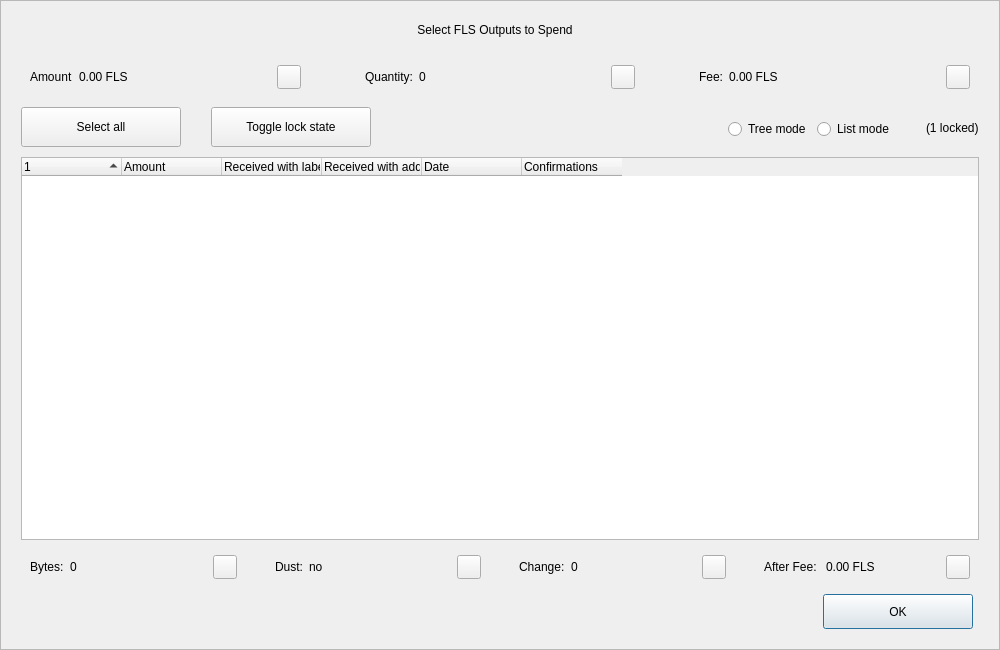
Above: src/qt/forms/coincontroldialog.ui from Liquid369/blank before the change. Below: the same form after it.
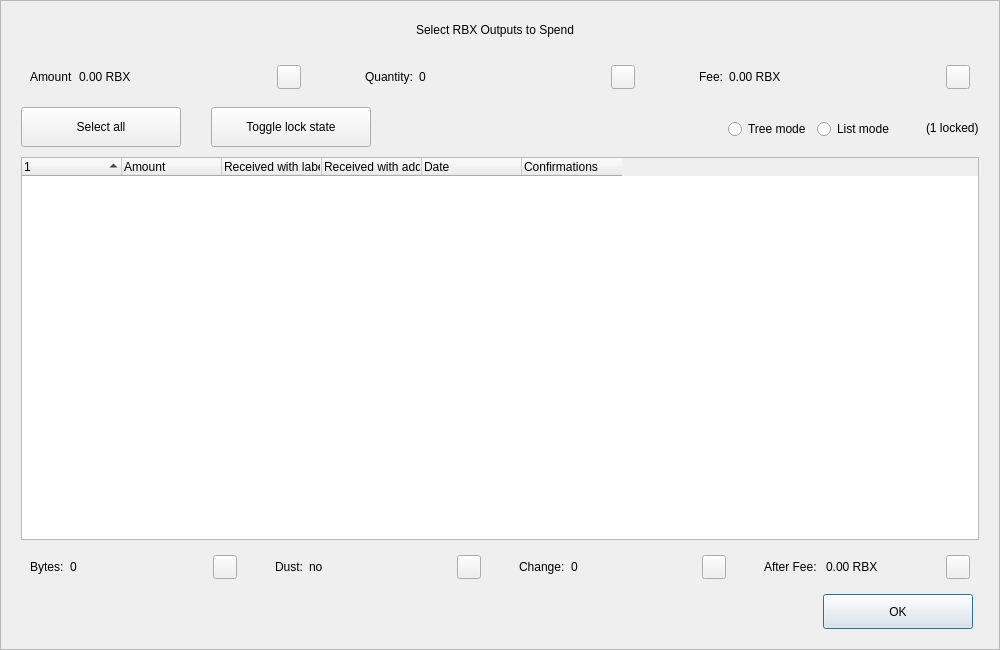
That is the form after the change. Custom widgets are drawn as their Qt base class.

What changed in the file:
```diff
--- a/src/qt/forms/coincontroldialog.ui
+++ b/src/qt/forms/coincontroldialog.ui
@@ -98,7 +98,7 @@
            </size>
           </property>
           <property name="text">
-           <string>Select FLS Outputs to Spend</string>
+           <string>Select RBX Outputs to Spend</string>
           </property>
           <property name="alignment">
            <set>Qt::AlignCenter</set>
@@ -144,7 +144,7 @@
            <item>
             <widget class="QLabel" name="labelCoinControlAmount">
              <property name="text">
-              <string>0.00 FLS</string>
+              <string>0.00 RBX</string>
              </property>
             </widget>
            </item>
@@ -268,7 +268,7 @@
            <item>
             <widget class="QLabel" name="labelCoinControlFee">
              <property name="text">
-              <string>0.00 FLS</string>
+              <string>0.00 RBX</string>
              </property>
             </widget>
            </item>
@@ -729,7 +729,7 @@
            <item>
             <widget class="QLabel" name="labelCoinControlAfterFee">
              <property name="text">
-              <string>0.00 FLS</string>
+              <string>0.00 RBX</string>
              </property>
             </widget>
            </item>
```
